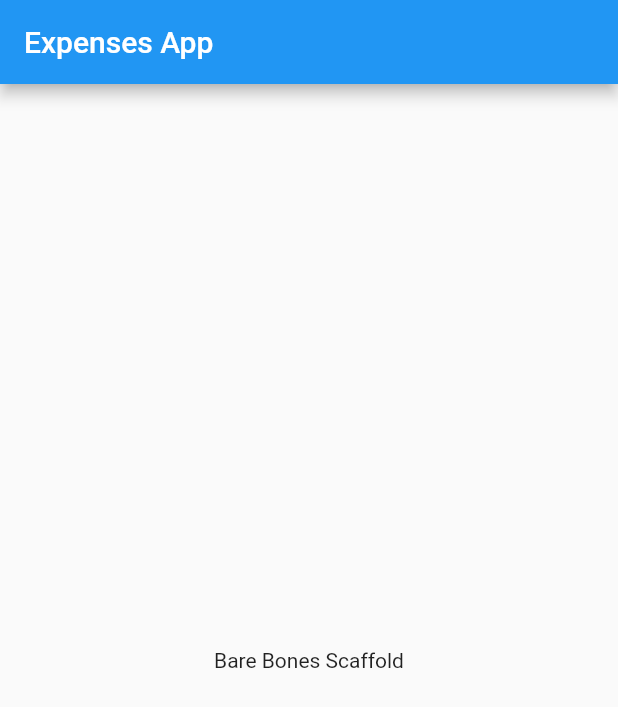
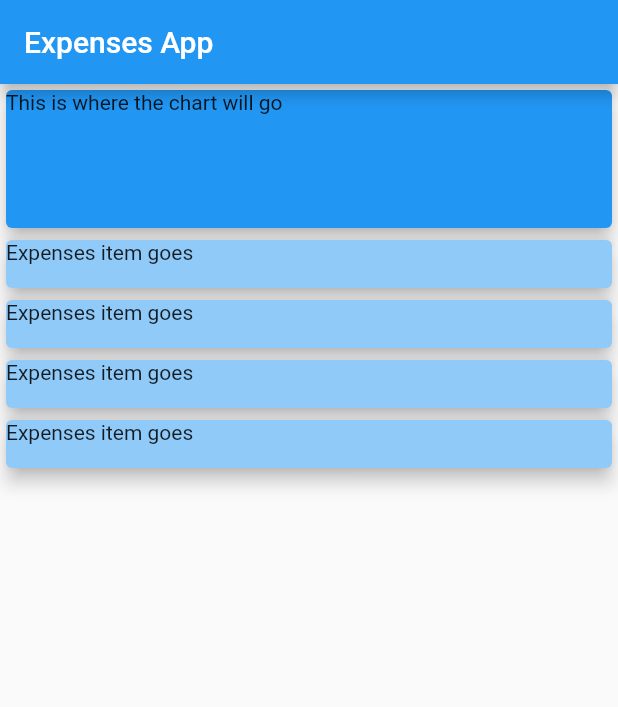
Before and after one commit to maxgdev/expenses_app, a Flutter app: the screen it shows after launch, on a phone screen of 412 x 824 dp. Shown: the top 707 px of the screen. Run offline on Flutter 3.47's test engine with Material 2 defaults, Android fonts, the phone set to English and light mode, and no system bars.

Commit message:
Initial mockup of expenses app with stateless widgets

```diff
--- a/lib/main.dart
+++ b/lib/main.dart
@@ -16,29 +16,75 @@ class MyApp extends StatelessWidget {
         primarySwatch: Colors.blue,
         visualDensity: VisualDensity.adaptivePlatformDensity,
       ),
-      home: MyHomePage(title: 'Expenses App'),
+      home: MyHomePage(),
     );
   }
 }
 
-class MyHomePage extends StatefulWidget {
-  MyHomePage({Key key, this.title}) : super(key: key);
-  final String title;
-
-  @override
-  _MyHomePageState createState() => _MyHomePageState();
-}
-
-class _MyHomePageState extends State<MyHomePage> {
+class MyHomePage extends StatelessWidget {
 
   @override
   Widget build(BuildContext context) {
     return Scaffold(
       appBar: AppBar(
-        title: Text(widget.title),
+        title: Text('Expenses App'),
       ),
-      body: Center(
-        child: Text('Bare Bones Scaffold'),
+      body: Column(
+        children: <Widget>[
+          Container(
+            width: double.infinity,
+            height: 100,
+            child:
+            Card(
+              child:Text("This is where the chart will go"),
+              color: Colors.blue,
+              elevation: 5,
+            ),),
+          Container(
+            // Card #1 Container
+             width: double.infinity,
+             height: 40,
+            //  color: Colors.blue[200],
+            child:
+            Card(
+              child:Text("Expenses item goes"),
+              color: Colors.blue[200],
+              elevation: 5,
+            ),),
+          Container(
+            // Card #2 Container
+             width: double.infinity,
+             height: 40,
+            //  color: Colors.blue[200],
+            child:
+            Card(
+              child:Text("Expenses item goes"),
+              color: Colors.blue[200],
+              elevation: 5,
+            ),),
+          Container(
+            // Card #3 Container
+             width: double.infinity,
+             height: 40,
+            //  color: Colors.blue[200],
+            child:
+            Card(
+              child:Text("Expenses item goes"),
+              color: Colors.blue[200],
+              elevation: 5,
+            ),),
+          Container(
+            // Card #4 Container
+             width: double.infinity,
+             height: 40,
+            //  color: Colors.blue[200],
+            child:
+            Card(
+              child:Text("Expenses item goes"),
+              color: Colors.blue[200],
+              elevation: 5,
+            ),),
+        ],
       ),
     );
   }
```
